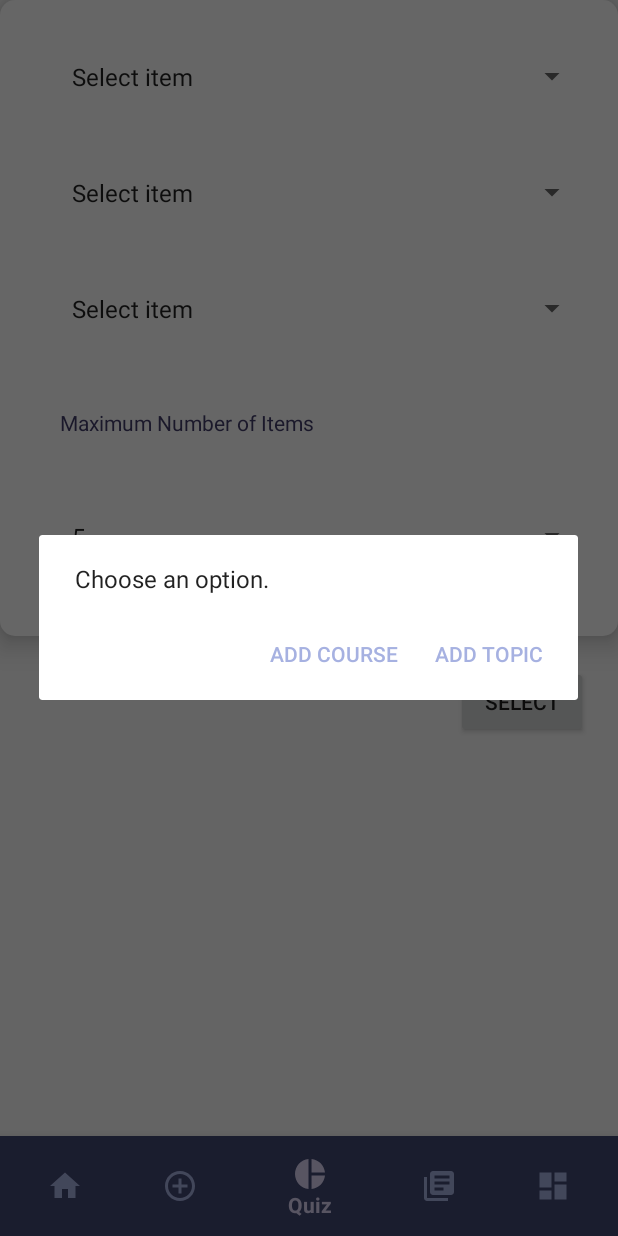
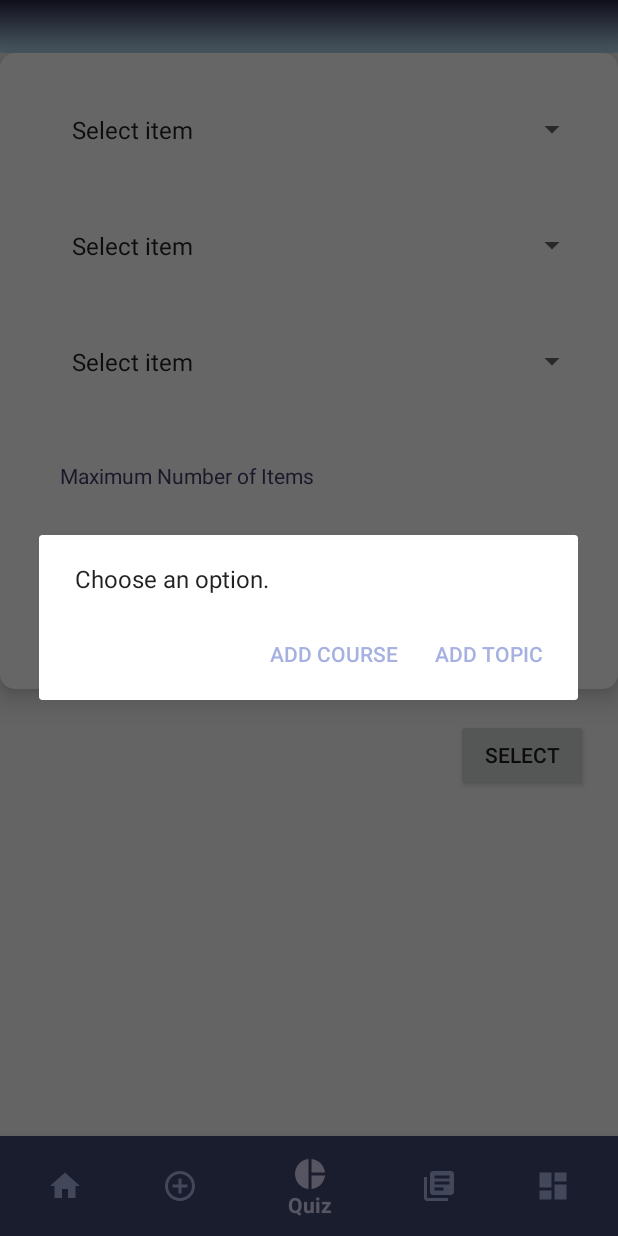
Before and after one commit to Gene-Garcia/TutoQuizzer, an Android app: the screen it shows after launch (HomeActivity), item 3 of the bottom bar chosen, on a phone screen of 412 x 824 dp. Run offline under Robolectric (Android 15) with nearby library versions, the phone set to English and light mode, and no system bars; our stand-ins replace Room's generated code; Roboto replaces fonts that are not available here.

Commit message:
added headers

```diff
--- a/app/src/main/res/layout/fragment_select_course.xml
+++ b/app/src/main/res/layout/fragment_select_course.xml
@@ -12,6 +12,13 @@
         android:layout_height="match_parent">
 
         <RelativeLayout
+            android:id="@+id/relLayoutHeader"
+            android:layout_width="match_parent"
+            android:layout_height="35dp"
+            android:background="@drawable/gradient1" />
+
+        <RelativeLayout
+            android:layout_below="@id/relLayoutHeader"
             android:layout_width="match_parent"
             android:layout_height="match_parent"
             android:id="@+id/relLayoutInSC"
```
Also changed, not shown: app/src/main/res/layout/fragment_add_topic.xml (+6 -1 lines), app/src/main/res/layout/fragment_quiz.xml (+7 -0 lines), app/src/main/res/layout/fragment_tutorial.xml (+7 -0 lines).
